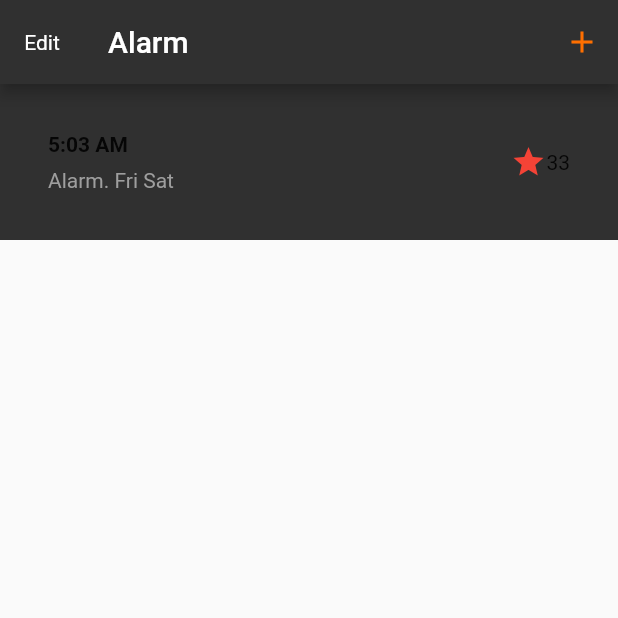
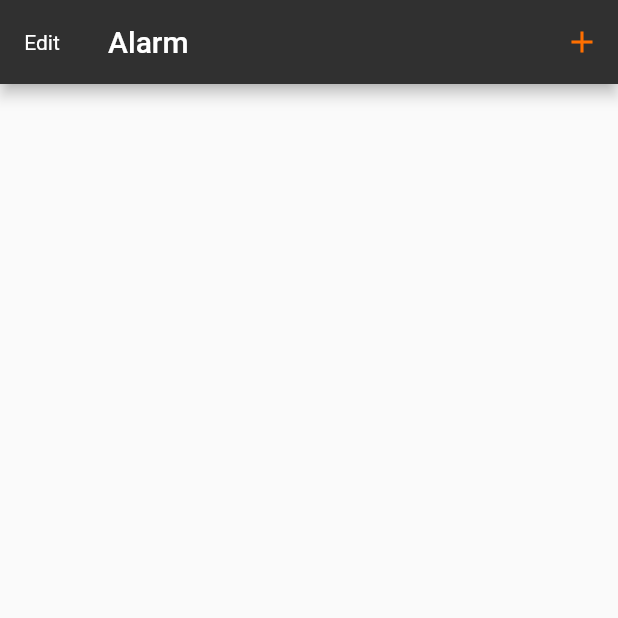
Before and after one commit to sunglim/ios_toy, a Flutter app: the screen it shows after launch, on a phone screen of 412 x 824 dp, the top half of it. Run offline on Flutter 3.47's test engine with Material 2 defaults, Android fonts, the phone set to English and light mode, and no system bars; our stand-ins replace sqflite; accounts and stored records are empty.

```diff
--- /dev/null
+++ b/my_alarm/lib/alarm_item.dart
@@ -0,0 +1,54 @@
+import 'package:flutter/material.dart';
+
+class AlarmData {
+  AlarmData(String time, int what)
+    : time = time, what = what;
+  final String time;
+  final int what;
+}
+
+class AlarmItem extends StatelessWidget {
+  AlarmItem(AlarmData alarm_data) : _alarm_data = alarm_data;
+
+  AlarmData _alarm_data;
+
+  @override
+  Widget build(BuildContext context) {
+    return new Container(
+      color: Colors.grey[850],
+      padding: const EdgeInsets.all(32.0),
+      child: new Row(
+        children: [
+          new Expanded(
+            child: new Column(
+              crossAxisAlignment: CrossAxisAlignment.start,
+              children: [
+                new Container(
+                  padding: const EdgeInsets.only(bottom: 8.0),
+                  child: new Text(
+                    _alarm_data.time,
+                    style: new TextStyle(
+                      fontWeight: FontWeight.bold,
+                    ),
+                  ),
+                ),
+                new Text(
+                  'Alarm. Fri Sat',
+                  style: new TextStyle(
+                    color: Colors.grey[500],
+                  ),
+                ),
+              ],
+            ),
+          ),
+          // TODO(sungguk): Use CurpertinoSwitch instead.
+          new Icon(
+            Icons.star,
+            color: Colors.red[500],
+          ),
+          new Text('33'),
+        ],
+      ),
+    );
+  }
+}
--- a/my_alarm/lib/main.dart
+++ b/my_alarm/lib/main.dart
@@ -4,6 +4,7 @@ import 'dart:io';
 import 'package:flutter/material.dart';
 
 import 'alarm_data_model.dart';
+import 'alarm_item.dart';
 
 void main() {
   runApp(new MaterialApp(
@@ -12,48 +13,6 @@ void main() {
       "/mytabs": (BuildContext context) => AddNewAlarmDialog(),
     },
   ));
-}
-
-class AlarmItem extends StatelessWidget {
-  @override
-  Widget build(BuildContext context) {
-    return new Container(
-      color: Colors.grey[850],
-      padding: const EdgeInsets.all(32.0),
-      child: new Row(
-        children: [
-          new Expanded(
-            child: new Column(
-              crossAxisAlignment: CrossAxisAlignment.start,
-              children: [
-                new Container(
-                  padding: const EdgeInsets.only(bottom: 8.0),
-                  child: new Text(
-                    '5:03 AM',
-                    style: new TextStyle(
-                      fontWeight: FontWeight.bold,
-                    ),
-                  ),
-                ),
-                new Text(
-                  'Alarm. Fri Sat',
-                  style: new TextStyle(
-                    color: Colors.grey[500],
-                  ),
-                ),
-              ],
-            ),
-          ),
-          // TODO(sungguk): Use CurpertinoSwitch instead.
-          new Icon(
-            Icons.star,
-            color: Colors.red[500],
-          ),
-          new Text('33'),
-        ],
-      ),
-    );
-  }
 }
 
 class AddNewAlarmDialog extends StatefulWidget {
@@ -208,13 +167,15 @@ class MainDialog extends StatefulWidget {
 class MainDialogState extends State<MainDialog> {
   AlarmDataModel _data_model = new AlarmDataModel();
 
+  List<AlarmItem> alarm_items = <AlarmItem>[];
+
   @override
   void initState() {
     super.initState();
     _data_model.Init().then((_) {
-        _data_model.SelectAll().then((out) {
-            print(out);
-        });
+      _data_model.SelectAll().then((out) {
+        print(out);
+      });
     });
   }
 
@@ -226,14 +187,28 @@ class MainDialogState extends State<MainDialog> {
           fullscreenDialog: true,
         ));
 
-    _data_model.Insert(selected_action["time_of_day"].toString(), selected_action["y"]);
+    _data_model.Insert(
+        selected_action["time_of_day"].toString(), selected_action["y"]);
+    setState(() {
+      print("set state claled");
+      alarm_items = [
+        new AlarmItem(new AlarmData("14:00 AM", 10)),
+        new AlarmItem(new AlarmData("09:00 PM", 20))
+      ];
+    });
     return selected_action;
+  }
+
+  List<AlarmItem> _getAllItemFromData() {
+    final List<AlarmItem> alarm_items = [
+      new AlarmItem(new AlarmData("14:00 AM", 10)),
+      new AlarmItem(new AlarmData("09:00 PM", 20))
+    ];
+    return alarm_items;
   }
 
   @override
   Widget build(BuildContext context) {
-    print("Build called");
-    // TODO(sungguk): Dynamically update
     return new MaterialApp(
       title: 'Flutter Demo',
       home: new Scaffold(
@@ -255,9 +230,7 @@ class MainDialogState extends State<MainDialog> {
           ],
         ),
         body: new ListView(
-          children: [
-            new AlarmItem(),
-          ],
+          children: alarm_items,
         ),
       ),
     );
```
